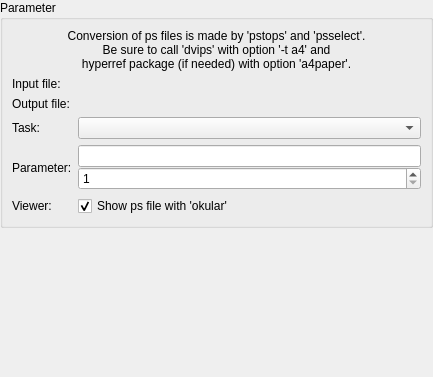
Above: src/dialogs/postscriptdialog_base.ui from KDE/kile before the change. Below: the same form after it.
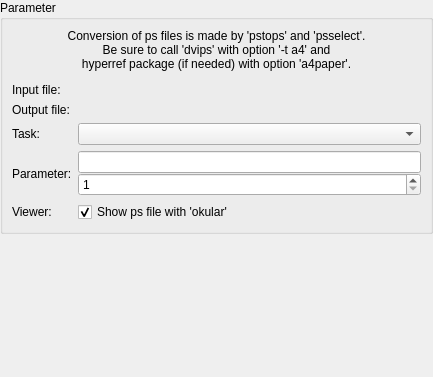
That is the form after the change. Custom widgets are drawn as their Qt base class.

Commit message:
Use KMessageWidget in PostscriptDialog
Instead of appending the error about not found pstops/psselect tools
(even in a not translatable way), use KMessageWidget to show the
error/warning message.

What changed in the file:
```diff
--- a/src/dialogs/postscriptdialog_base.ui
+++ b/src/dialogs/postscriptdialog_base.ui
@@ -29,6 +29,13 @@
       <string>Parameter</string>
      </property>
      <layout class="QGridLayout">
+      <item row="4" column="1">
+       <widget class="KComboBox" name="m_cbTask">
+        <property name="whatsThis">
+         <string>Choose one of the 18 operations to convert a postscript file. The last four operations need specific parameters.</string>
+        </property>
+       </widget>
+      </item>
       <item row="0" column="0" colspan="2">
        <widget class="QLabel" name="m_lbInfo">
         <property name="text">
@@ -41,24 +48,14 @@
         </property>
        </widget>
       </item>
-      <item row="1" column="0">
+      <item row="2" column="0">
        <widget class="QLabel" name="label_2">
         <property name="text">
          <string>Input file:</string>
         </property>
        </widget>
       </item>
-      <item row="1" column="1">
-       <widget class="KUrlRequester" name="m_edInfile">
-        <property name="whatsThis">
-         <string>Input file, which should be converted.</string>
-        </property>
-        <property name="filter">
-         <string>*.ps|PS Files\n*.ps.gz|Zipped PS Files</string>
-        </property>
-       </widget>
-      </item>
-      <item row="2" column="0">
+      <item row="3" column="0">
        <widget class="QLabel" name="label_3">
         <property name="text">
          <string>Output file:</string>
@@ -66,7 +63,7 @@
        </widget>
       </item>
       <item row="2" column="1">
-       <widget class="KUrlRequester" name="m_edOutfile">
+       <widget class="KUrlRequester" name="m_edInfile">
         <property name="whatsThis">
          <string>The name of the output file. This entry may also be empty, if you only want to view the result without saving it. In this case the viewer checkbox must be checked.</string>
         </property>
@@ -75,35 +72,7 @@
         </property>
        </widget>
       </item>
-      <item row="3" column="0">
-       <widget class="QLabel" name="label_4">
-        <property name="text">
-         <string>Task:</string>
-        </property>
-       </widget>
-      </item>
-      <item row="3" column="1">
-       <widget class="KComboBox" name="m_cbTask">
-        <property name="whatsThis">
-         <string>Choose one of the 18 operations to convert a postscript file. The last four operations need specific parameters.</string>
-        </property>
-       </widget>
-      </item>
-      <item row="4" column="0">
-       <widget class="QLabel" name="m_lbParameter">
-        <property name="text">
-         <string>Parameter:</string>
-        </property>
-       </widget>
-      </item>
-      <item row="5" column="0">
-       <widget class="QLabel" name="label_6">
-        <property name="text">
-         <string>Viewer:</string>
-        </property>
-       </widget>
-      </item>
-      <item row="5" column="1">
+      <item row="6" column="1">
        <widget class="QCheckBox" name="m_cbView">
         <property name="whatsThis">
          <string>View the result of the conversion process. okular is always taken as an external viewer.</string>
@@ -116,7 +85,14 @@
         </property>
        </widget>
       </item>
-      <item row="4" column="1">
+      <item row="4" column="0">
+       <widget class="QLabel" name="label_4">
+        <property name="text">
+         <string>Task:</string>
+        </property>
+       </widget>
+      </item>
+      <item row="5" column="1">
        <widget class="QWidget" name="widget" native="true">
         <layout class="QVBoxLayout">
          <property name="spacing">
@@ -154,6 +130,37 @@
         </layout>
        </widget>
       </item>
+      <item row="3" column="1">
+       <widget class="KUrlRequester" name="m_edOutfile">
+        <property name="whatsThis">
+         <string>The name of the output file. This entry may also be empty, if you only want to view the result without saving it. In this case the viewer checkbox must be checked.</string>
+        </property>
+        <property name="filter">
+         <string>*.ps|PS Files\n*.ps.gz|Zipped PS Files</string>
+        </property>
+       </widget>
+      </item>
+      <item row="6" column="0">
+       <widget class="QLabel" name="label_6">
+        <property name="text">
+         <string>Viewer:</string>
+        </property>
+       </widget>
+      </item>
+      <item row="5" column="0">
+       <widget class="QLabel" name="m_lbParameter">
+        <property name="text">
+         <string>Parameter:</string>
+        </property>
+       </widget>
+      </item>
+      <item row="1" column="0" colspan="2">
+       <widget class="KMessageWidget" name="m_mwErrors">
+        <property name="closeButtonVisible">
+         <bool>false</bool>
+        </property>
+       </widget>
+      </item>
      </layout>
     </widget>
    </item>
@@ -173,6 +180,11 @@
   </layout>
  </widget>
  <customwidgets>
+  <customwidget>
+   <class>KMessageWidget</class>
+   <extends>QFrame</extends>
+   <header>kmessagewidget.h</header>
+  </customwidget>
   <customwidget>
    <class>KUrlRequester</class>
    <extends>QWidget</extends>
```
Left out of the diff: 2 changed lines with no effect on the pictures. The commit also changes 1 other file.
